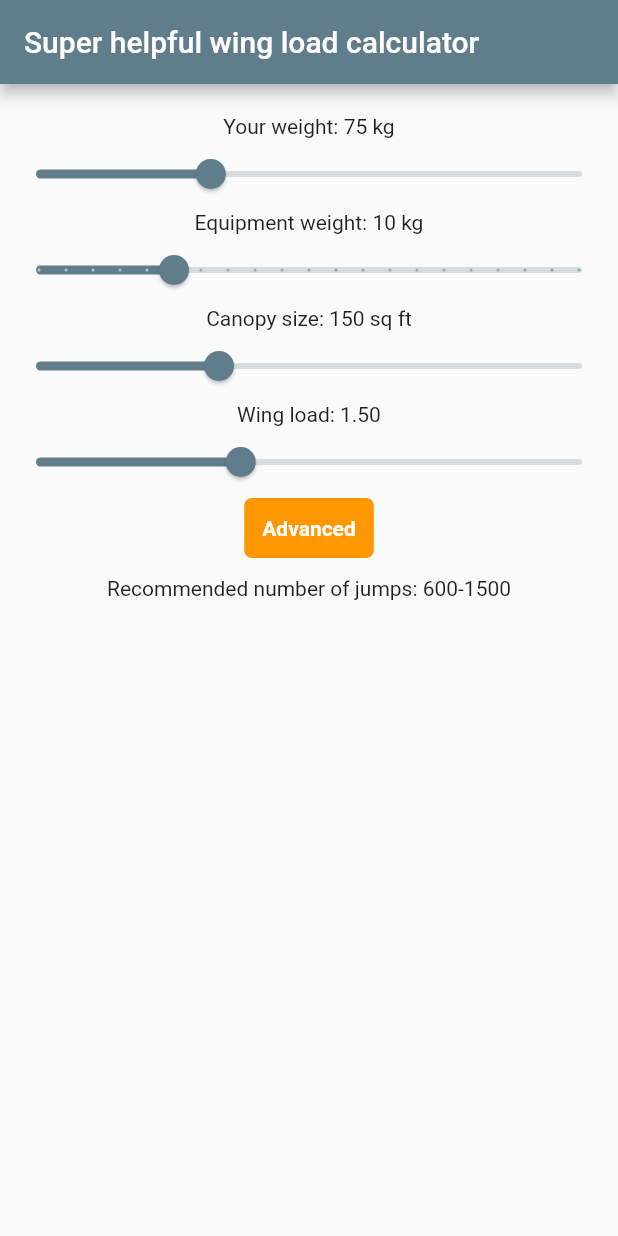
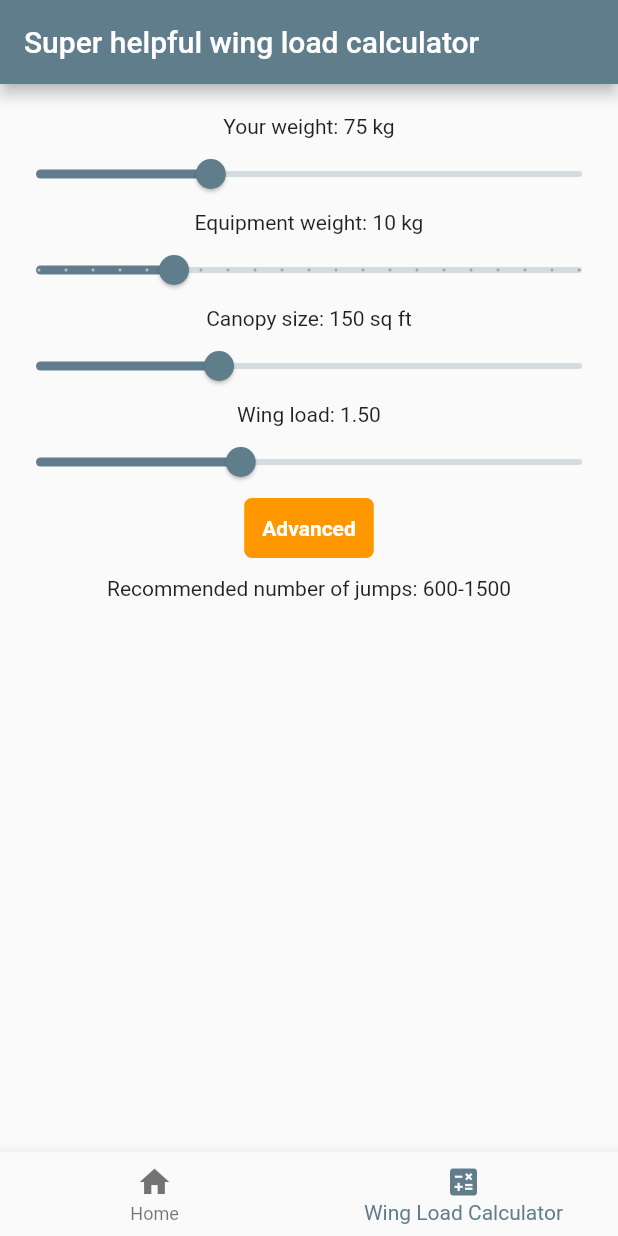
Before and after one commit to felipevyg/wingload-calculator, a Flutter app: the screen it shows after launch, on a phone screen of 412 x 824 dp. Run offline on Flutter 3.47's test engine with Material 2 defaults, Android fonts, the light colour scheme and no system bars.

Commit message:
adds bottom navigation

```diff
--- a/lib/main.dart
+++ b/lib/main.dart
@@ -15,15 +15,52 @@
       theme: ThemeData(
         primarySwatch: Colors.blueGrey,
       ),
-      home: const CalculatorPage(title: 'Super helpful wing load calculator'),
+      home: const HomePage(title: 'Super helpful wing load calculator'),
+    );
+  }
+}
+
+class HomePage extends StatefulWidget {
+  const HomePage({Key? key, required this.title}) : super(key: key);
+
+  final String title;
+
+  @override
+  State<HomePage> createState() => _HomePageState();
+}
+
+class _HomePageState extends State<HomePage> {
+  int currentIndex = 1;
+
+  static const List<Widget> widgets = <Widget>[
+    Center(child: Text('Hello!')),
+    CalculatorPage(),
+  ];
+
+  @override
+  Widget build(BuildContext context) {
+    return Scaffold(
+      appBar: AppBar(title: Text(widget.title)),
+      bottomNavigationBar: BottomNavigationBar(
+        items: const <BottomNavigationBarItem>[
+          BottomNavigationBarItem(icon: Icon(Icons.home), label: 'Home'),
+          BottomNavigationBarItem(
+              icon: Icon(Icons.calculate), label: 'Wing Load Calculator'),
+        ],
+        currentIndex: currentIndex,
+        onTap: (int index) {
+          setState(() {
+            currentIndex = index;
+          });
+        },
+      ),
+      body: widgets.elementAt(currentIndex),
     );
   }
 }
 
 class CalculatorPage extends StatefulWidget {
-  const CalculatorPage({Key? key, required this.title}) : super(key: key);
-
-  final String title;
+  const CalculatorPage({Key? key}) : super(key: key);
 
   @override
   State<CalculatorPage> createState() => _CalculatorPageState();
@@ -42,10 +79,8 @@
   }
 
   calculateCanopySizeGivenWingLoad() {
-    canopySize = min(
-        max(((weight + equipmentWeight) * 2.205 / wingLoad).truncateToDouble(),
-            50),
-        350);
+    canopySize =
+        min(max(((weight + equipmentWeight) * 2.205 / wingLoad), 50), 350);
   }
 
   getSkillLevel() {
@@ -83,11 +118,7 @@
 
   @override
   Widget build(BuildContext context) {
-    return Scaffold(
-        appBar: AppBar(
-          title: Text(widget.title),
-        ),
-        body: Container(
+    return Container(
         margin: const EdgeInsets.only(top: 20),
         child: Form(
           key: _formKey,
@@ -155,10 +186,8 @@
                     style: const TextStyle(
                         color: Colors.white, fontWeight: FontWeight.bold)),
               ),
-                Text(
-                    'Recommended number of jumps: ${getMinimumAmountOfJumps()}'),
+              Text('Recommended number of jumps: ${getMinimumAmountOfJumps()}'),
             ],
-            ),
           ),
         ));
   }
```
Lines whose indentation alone changed are shown as unchanged.
